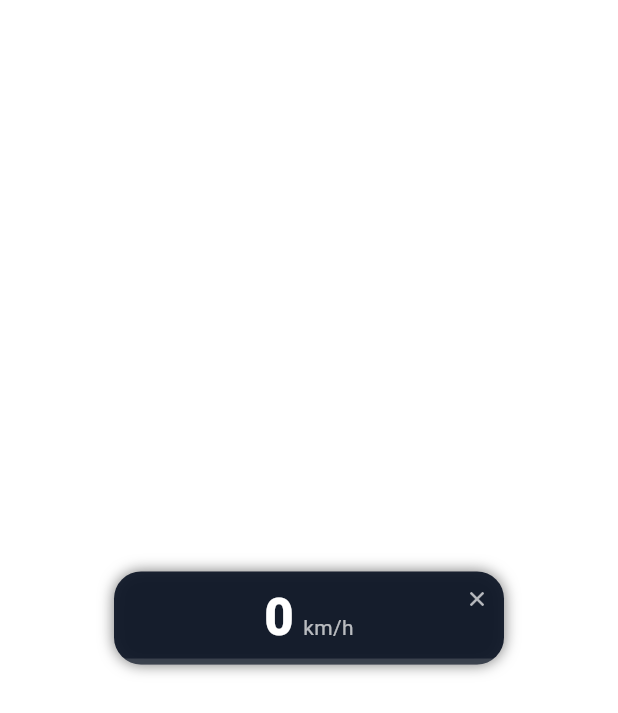
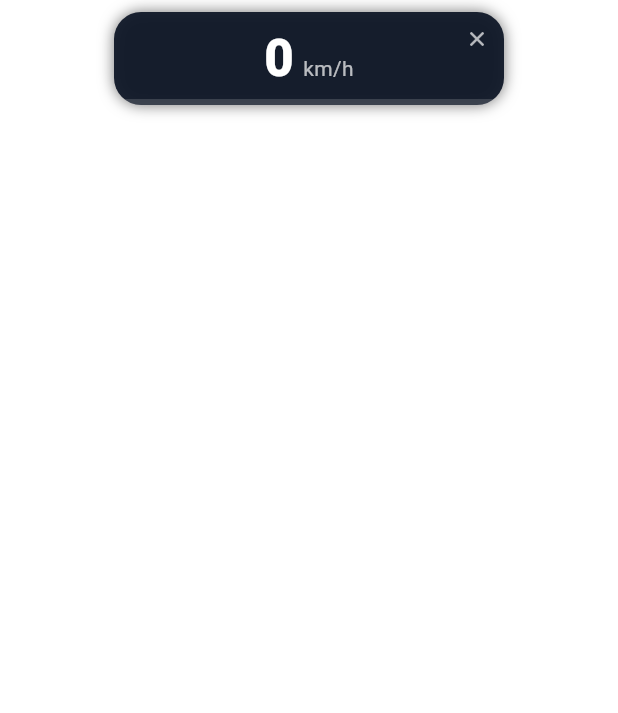
Before and after one commit to Ammourie/speed-map, a Flutter app: the _OverlaySpeedometer screen opened directly, on a phone screen of 412 x 824 dp. Shown: the top 713 px of the screen. Run offline on Flutter 3.47's test engine with Material 3 defaults, Android fonts, the phone set to English and light mode, and no system bars; our stand-ins replace flutter_map, geolocator, latlong2; missing offline and left inert: android_intent_plus, flutter_overlay_window.

Commit message:
Overlay: size window in pixels and keep card clear of system bar

```diff
--- a/lib/main.dart
+++ b/lib/main.dart
@@ -157,6 +157,7 @@ class _SpeedMapPageState extends State<SpeedMapPage>
 
   Future<void> _openGoogleMaps() async {
     final messenger = ScaffoldMessenger.of(context);
+    final dpr = MediaQuery.of(context).devicePixelRatio;
 
     var granted = await FlutterOverlayWindow.isPermissionGranted();
     if (!granted) {
@@ -169,8 +170,10 @@ class _SpeedMapPageState extends State<SpeedMapPage>
     await _start(service: true);
     if (!await FlutterOverlayWindow.isActive()) {
       await FlutterOverlayWindow.showOverlay(
-        height: 80,
-        width: 280,
+        // Pixels (not dp) at creation. Window is taller than the card so it
+        // clears the system bar; the card sits at the top of the window.
+        height: (140 * dpr).round(),
+        width: (290 * dpr).round(),
         alignment: OverlayAlignment.bottomCenter,
         enableDrag: true,
         overlayTitle: S.current.appTitle,
@@ -619,8 +622,10 @@ class _OverlaySpeedometerState extends State<_OverlaySpeedometer> {
             : const Color(0xFFEF4444);
     return Scaffold(
       backgroundColor: Colors.transparent,
-      body: Center(
+      body: Align(
+        alignment: Alignment.topCenter,
         child: Container(
+          margin: const EdgeInsets.only(top: 8),
           width: 260,
           height: 62,
           decoration: BoxDecoration(
```
